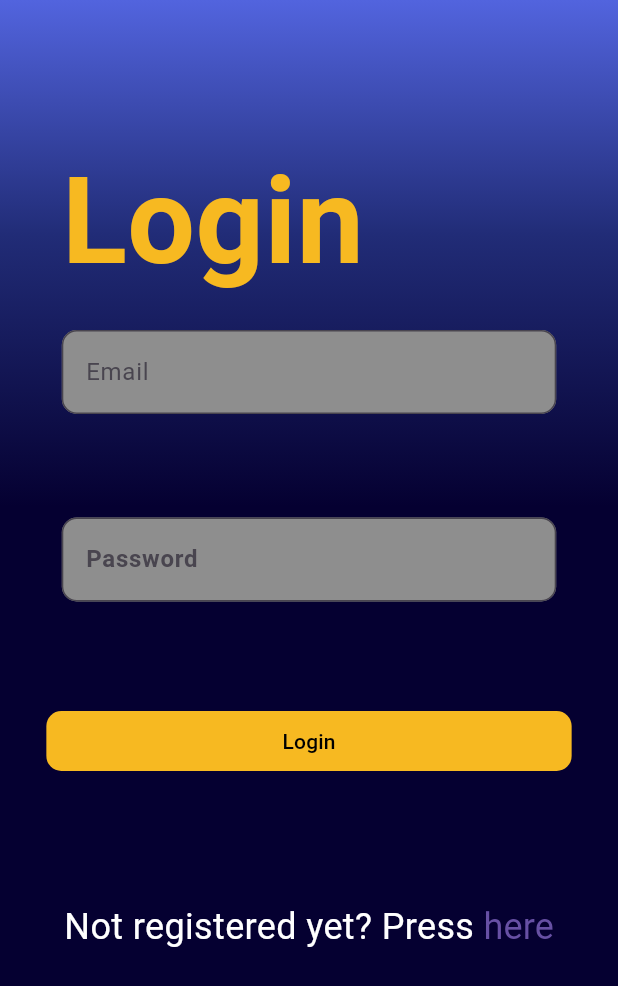
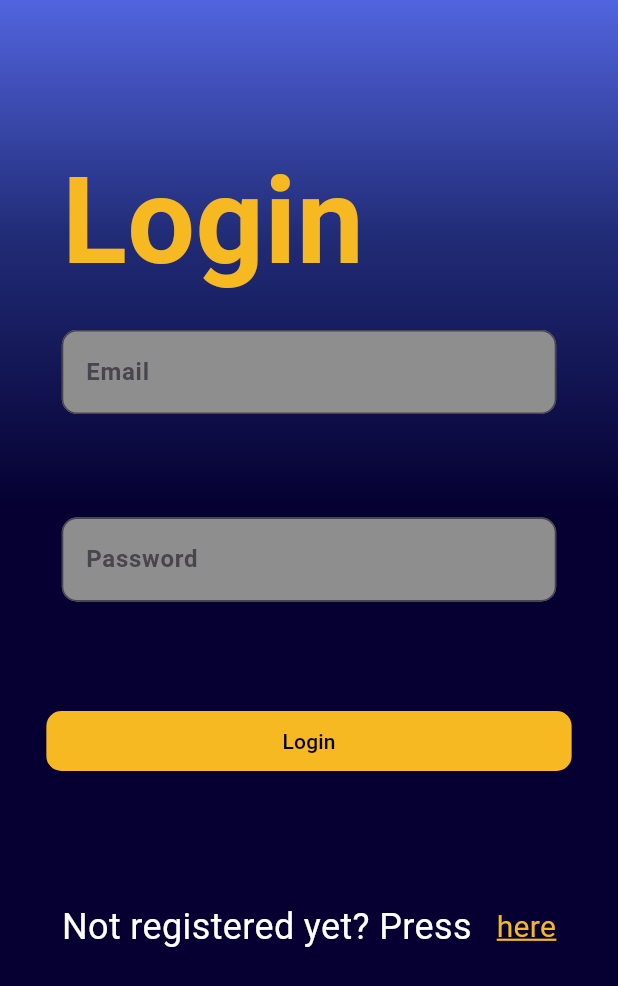
Before and after one commit to VitoSpritz/cinemaNight, a Flutter app: the SignUpScreen screen opened by its route, after a tap on "Sign up", after a tap on "here", on a phone screen of 412 x 824 dp. Shown: the top 986 px of the screen. Run offline on Flutter 3.47's test engine with Material 3 defaults, Android fonts, the phone set to English and light mode, and no system bars; our stand-ins replace cloud_firestore, firebase_auth, firebase_core, flutter_image_compress, flutter_riverpod, freezed_annotation and 2 more; accounts and stored records are empty; generated files the repository leaves out were written again.

Commit message:
refactor(ui): :recycle: udpate code with custom text style class

```diff
--- /dev/null
+++ b/lib/consts/custom_typography.dart
@@ -0,0 +1,33 @@
+import 'package:flutter/material.dart';
+
+abstract class CustomTypography {
+  static TextStyle get mainTitle =>
+      const TextStyle(fontWeight: FontWeight.w400, fontSize: 32);
+
+  static TextStyle get titleXL =>
+      const TextStyle(fontWeight: FontWeight.w400, fontSize: 24);
+
+  static TextStyle get titleM =>
+      const TextStyle(fontWeight: FontWeight.w400, fontSize: 18);
+
+  static TextStyle get bodyBold =>
+      const TextStyle(fontWeight: FontWeight.w600, fontSize: 16);
+
+  static TextStyle get body =>
+      const TextStyle(fontWeight: FontWeight.w400, fontSize: 16);
+
+  static TextStyle get bodySmall =>
+      const TextStyle(fontWeight: FontWeight.w400, fontSize: 14);
+
+  static TextStyle get bodySmallBold =>
+      const TextStyle(fontWeight: FontWeight.w600, fontSize: 14);
+
+  static TextStyle get caption =>
+      const TextStyle(fontWeight: FontWeight.w400, fontSize: 12);
+
+  static TextStyle get captionBolder =>
+      const TextStyle(fontWeight: FontWeight.w500, fontSize: 12);
+
+  static TextStyle get minimal =>
+      const TextStyle(fontWeight: FontWeight.w400, fontSize: 10);
+}
--- a/lib/screens/login.dart
+++ b/lib/screens/login.dart
@@ -4,6 +4,7 @@ import 'package:flutter_riverpod/flutter_riverpod.dart';
 import 'package:go_router/go_router.dart';
 
 import '../consts/custom_colors.dart';
+import '../consts/custom_typography.dart';
 import '../l10n/app_localizations.dart';
 import 'logic/validators.dart';
 import 'sign_up.dart';
@@ -36,11 +37,6 @@ class _LoginScreenState extends ConsumerState<LoginScreen> {
     _emailController.dispose();
     _passwordController.dispose();
     super.dispose();
-  }
-
-  void clearFieldsOnError() {
-    _emailController.clear();
-    _passwordController.clear();
   }
 
   Future<void> onSubmitButtonClick() async {
@@ -93,7 +89,6 @@ class _LoginScreenState extends ConsumerState<LoginScreen> {
             backgroundColor: CustomColors.errorMessage,
           ),
         );
-        clearFieldsOnError();
       }
     } catch (e) {
       if (mounted) {
@@ -140,7 +135,7 @@ class _LoginScreenState extends ConsumerState<LoginScreen> {
                 width: MediaQuery.of(context).size.width * 0.8,
                 child: Text(
                   AppLocalizations.of(context)!.loginString,
-                  style: const TextStyle(
+                  style: CustomTypography.mainTitle.copyWith(
                     fontWeight: FontWeight.bold,
                     fontSize: 80,
                     color: CustomColors.mainYellow,
@@ -158,7 +153,10 @@ class _LoginScreenState extends ConsumerState<LoginScreen> {
                     border: const OutlineInputBorder(
                       borderRadius: BorderRadius.all(Radius.circular(10.0)),
                     ),
-                    labelText: AppLocalizations.of(context)!.email,
+                    label: Text(
+                      AppLocalizations.of(context)!.email,
+                      style: const TextStyle(fontWeight: FontWeight.bold),
+                    ),
                     errorText: _emailError,
                   ),
                   keyboardType: TextInputType.emailAddress,
@@ -213,26 +211,26 @@ class _LoginScreenState extends ConsumerState<LoginScreen> {
                 child: Row(
                   mainAxisAlignment: MainAxisAlignment.center,
                   children: <Widget>[
-                    Text(
-                      AppLocalizations.of(context)!.notRegisteredPress,
-                      style: const TextStyle(
-                        color: CustomColors.white,
-                        fontWeight: FontWeight.normal,
-                        fontSize: 24,
+                    Expanded(
+                      child: Text(
+                        AppLocalizations.of(context)!.notRegisteredPress,
+                        style: CustomTypography.titleXL.copyWith(
+                          color: CustomColors.white,
+                        ),
                       ),
                     ),
                     const SizedBox(height: 200),
-                    TextButton(
-                      onPressed: () => context.go(SignUpScreen.path),
-                      style: TextButton.styleFrom(
-                        padding: EdgeInsets.zero,
-                        minimumSize: const Size(0, 0),
-                        tapTargetSize: MaterialTapTargetSize.shrinkWrap,
-                      ),
+                    GestureDetector(
+                      onTap: () => context.go(SignUpScreen.path),
+                      behavior: HitTestBehavior.translucent,
                       child: Text(
                         style: const TextStyle(
                           fontWeight: FontWeight.normal,
-                          fontSize: 24,
+                          color: CustomColors.mainYellow,
+                          decoration: TextDecoration.underline,
+                          decorationThickness: 1.5,
+                          decorationColor: CustomColors.mainYellow,
+                          fontSize: 20,
                         ),
                         AppLocalizations.of(context)!.here,
                       ),
--- a/lib/screens/review_list.dart
+++ b/lib/screens/review_list.dart
@@ -2,6 +2,7 @@ import 'package:flutter/material.dart';
 import 'package:flutter_riverpod/flutter_riverpod.dart';
 
 import '../consts/custom_colors.dart';
+import '../consts/custom_typography.dart';
 import '../l10n/app_localizations.dart';
 import '../model/review.dart';
 import '../providers/user_review.dart';
@@ -117,7 +118,7 @@ class _ReviewListState extends ConsumerState<ReviewList> {
                                 padding: const EdgeInsets.only(right: 4.0),
                                 child: Text(
                                   searchQuery!,
-                                  style: const TextStyle(fontSize: 12),
+                                  style: CustomTypography.caption,
                                 ),
                               ),
                               CustomIconButton(
--- a/lib/screens/sign_up.dart
+++ b/lib/screens/sign_up.dart
@@ -4,6 +4,7 @@ import 'package:flutter_riverpod/flutter_riverpod.dart';
 import 'package:go_router/go_router.dart';
 
 import '../consts/custom_colors.dart';
+import '../consts/custom_typography.dart';
 import '../l10n/app_localizations.dart';
 import 'logic/validators.dart';
 import 'login.dart';
@@ -169,9 +170,9 @@ class _SignUpScreenState extends ConsumerState<SignUpScreen> {
                   children: <Widget>[
                     Text(
                       AppLocalizations.of(context)!.signUp,
-                      style: TextStyle(
+                      style: CustomTypography.mainTitle.copyWith(
+                        fontSize: 80,
                         fontWeight: FontWeight.bold,
-                        fontSize: 80,
                         color: CustomColors.mainYellow,
                       ),
                     ),
@@ -185,7 +186,7 @@ class _SignUpScreenState extends ConsumerState<SignUpScreen> {
                         hintText: AppLocalizations.of(
                           context,
                         )!.firstAndLastName,
-                        hintStyle: const TextStyle(fontWeight: FontWeight.bold),
+                        hintStyle: CustomTypography.bodyBold,
                         border: const OutlineInputBorder(
                           borderRadius: BorderRadius.all(Radius.circular(10)),
                         ),
@@ -199,7 +200,7 @@ class _SignUpScreenState extends ConsumerState<SignUpScreen> {
                         fillColor: CustomColors.inputFill,
                         errorText: _ageError,
                         hintText: AppLocalizations.of(context)!.age,
-                        hintStyle: const TextStyle(fontWeight: FontWeight.bold),
+                        hintStyle: CustomTypography.bodyBold,
                         border: const OutlineInputBorder(
                           borderRadius: BorderRadius.all(Radius.circular(10)),
                         ),
@@ -214,7 +215,7 @@ class _SignUpScreenState extends ConsumerState<SignUpScreen> {
                         filled: true,
                         fillColor: CustomColors.inputFill,
                         errorText: _emailError,
-                        hintStyle: const TextStyle(fontWeight: FontWeight.bold),
+                        hintStyle: CustomTypography.bodyBold,
                         hintText: AppLocalizations.of(context)!.email,
                         border: const OutlineInputBorder(
                           borderRadius: BorderRadius.all(Radius.circular(10)),
@@ -231,7 +232,7 @@ class _SignUpScreenState extends ConsumerState<SignUpScreen> {
                         fillColor: CustomColors.inputFill,
                         errorText: _passwordError,
                         hintText: AppLocalizations.of(context)!.password,
-                        hintStyle: const TextStyle(fontWeight: FontWeight.bold),
+                        hintStyle: CustomTypography.bodyBold,
                         border: const OutlineInputBorder(
                           borderRadius: BorderRadius.all(Radius.circular(10)),
                         ),
@@ -269,22 +270,22 @@ class _SignUpScreenState extends ConsumerState<SignUpScreen> {
                           AppLocalizations.of(
                             context,
                           )!.alreadyHaveAnAccountPress,
-                          style: TextStyle(
+                          style: const TextStyle(
                             fontWeight: FontWeight.normal,
                             fontSize: 20,
                             color: CustomColors.white,
                           ),
                         ),
-                        TextButton(
-                          onPressed: () => context.go(LoginScreen.path),
-                          style: TextButton.styleFrom(
-                            padding: EdgeInsets.zero,
-                            minimumSize: const Size(0, 0),
-                            tapTargetSize: MaterialTapTargetSize.shrinkWrap,
-                          ),
+                        GestureDetector(
+                          onTap: () => context.go(LoginScreen.path),
+                          behavior: HitTestBehavior.translucent,
                           child: Text(
                             style: const TextStyle(
                               fontWeight: FontWeight.normal,
+                              color: CustomColors.mainYellow,
+                              decoration: TextDecoration.underline,
+                              decorationThickness: 1.5,
+                              decorationColor: CustomColors.mainYellow,
                               fontSize: 20,
                             ),
                             AppLocalizations.of(context)!.here,
--- a/lib/widget/custom_app_bar.dart
+++ b/lib/widget/custom_app_bar.dart
@@ -1,6 +1,7 @@
 import 'package:flutter/material.dart';
 
 import '../consts/custom_colors.dart';
+import '../consts/custom_typography.dart';
 import 'custom_icon_button.dart';
 import 'search_modal.dart';
 
@@ -37,9 +38,8 @@ class CustomAppBar extends StatelessWidget implements PreferredSizeWidget {
               child: Center(
                 child: Text(
                   title,
-                  style: const TextStyle(
+                  style: CustomTypography.mainTitle.copyWith(
                     color: CustomColors.text,
-                    fontSize: 32,
                     fontWeight: FontWeight.bold,
                   ),
                 ),
--- a/lib/widget/custom_bottom_bar.dart
+++ b/lib/widget/custom_bottom_bar.dart
@@ -3,6 +3,7 @@ import 'package:flutter_riverpod/flutter_riverpod.dart';
 import 'package:go_router/go_router.dart';
 
 import '../consts/custom_colors.dart';
+import '../consts/custom_typography.dart';
 import '../consts/sizes.dart';
 import '../l10n/app_localizations.dart';
 
@@ -80,10 +81,8 @@ class CustomBottomBar extends ConsumerWidget {
           const SizedBox(height: 4),
           Text(
             label,
-            style: TextStyle(
+            style: CustomTypography.captionBolder.copyWith(
               color: isActive ? CustomColors.white : CustomColors.black,
-              fontSize: 12,
-              fontWeight: FontWeight.w500,
             ),
           ),
         ],
--- a/lib/widget/expandable_text.dart
+++ b/lib/widget/expandable_text.dart
@@ -1,6 +1,7 @@
 import 'package:flutter/material.dart';
 
 import '../consts/custom_colors.dart';
+import '../consts/custom_typography.dart';
 import '../l10n/app_localizations.dart';
 
 class ExpandableText extends StatefulWidget {
@@ -32,7 +33,7 @@ class _ExpandableTextState extends State<ExpandableText> {
             padding: const EdgeInsets.all(4.0),
             child: Text(
               AppLocalizations.of(context)!.summary,
-              style: const TextStyle(
+              style: CustomTypography.body.copyWith(
                 color: CustomColors.purple,
                 fontWeight: FontWeight.bold,
               ),
@@ -66,7 +67,7 @@ class _ExpandableTextState extends State<ExpandableText> {
                     isExpanded
                         ? AppLocalizations.of(context)!.showLess
                         : AppLocalizations.of(context)!.showMore,
-                    style: const TextStyle(
+                    style: CustomTypography.body.copyWith(
                       color: CustomColors.purple,
                       fontWeight: FontWeight.bold,
                     ),
--- a/lib/widget/search_modal.dart
+++ b/lib/widget/search_modal.dart
@@ -3,6 +3,7 @@ import 'package:flutter_riverpod/flutter_riverpod.dart';
 import 'package:go_router/go_router.dart';
 
 import '../consts/custom_colors.dart';
+import '../consts/custom_typography.dart';
 
 class SearchModal extends ConsumerWidget {
   const SearchModal({super.key});
@@ -40,7 +41,7 @@ class SearchModal extends ConsumerWidget {
                 Expanded(
                   child: Text(
                     "Ricerca un film",
-                    style: Theme.of(context).textTheme.titleLarge?.copyWith(
+                    style: CustomTypography.titleXL.copyWith(
                       fontWeight: FontWeight.bold,
                     ),
                   ),
```
Also changed, not shown: lib/screens/review_info.dart (+17 -18 lines), lib/widget/custom_dialog.dart (+11 -11 lines), lib/widget/custom_movie_display.dart (+4 -3 lines), lib/widget/film_picker_modal.dart (+9 -7 lines), lib/widget/review_card.dart (+3 -5 lines).
